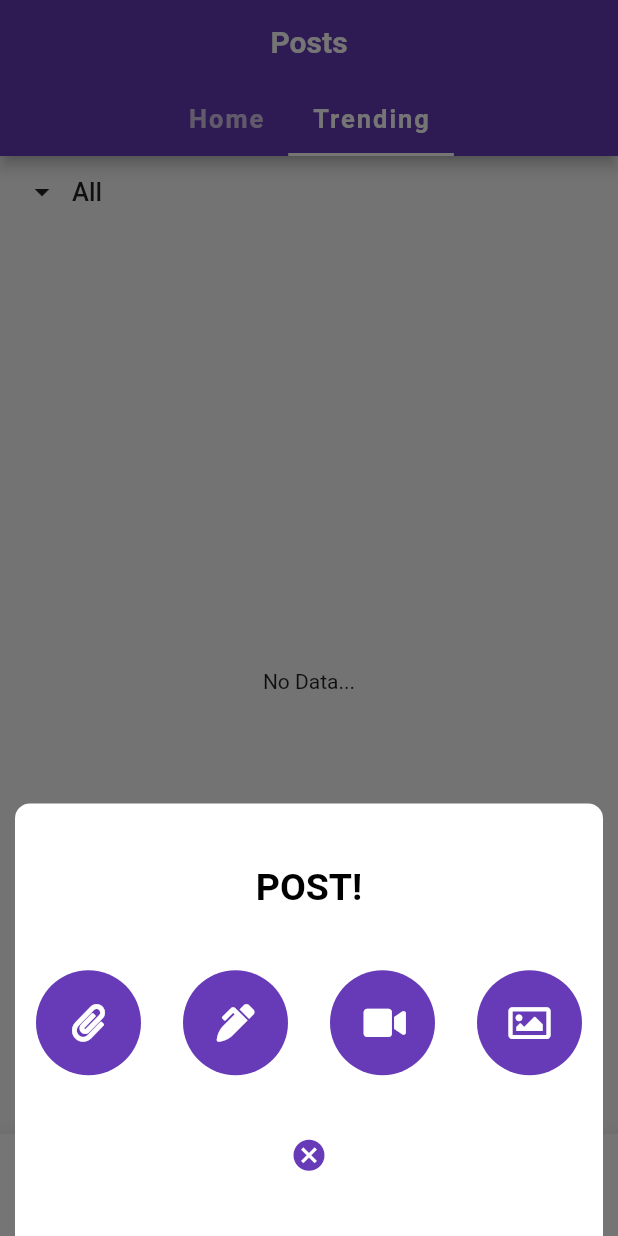
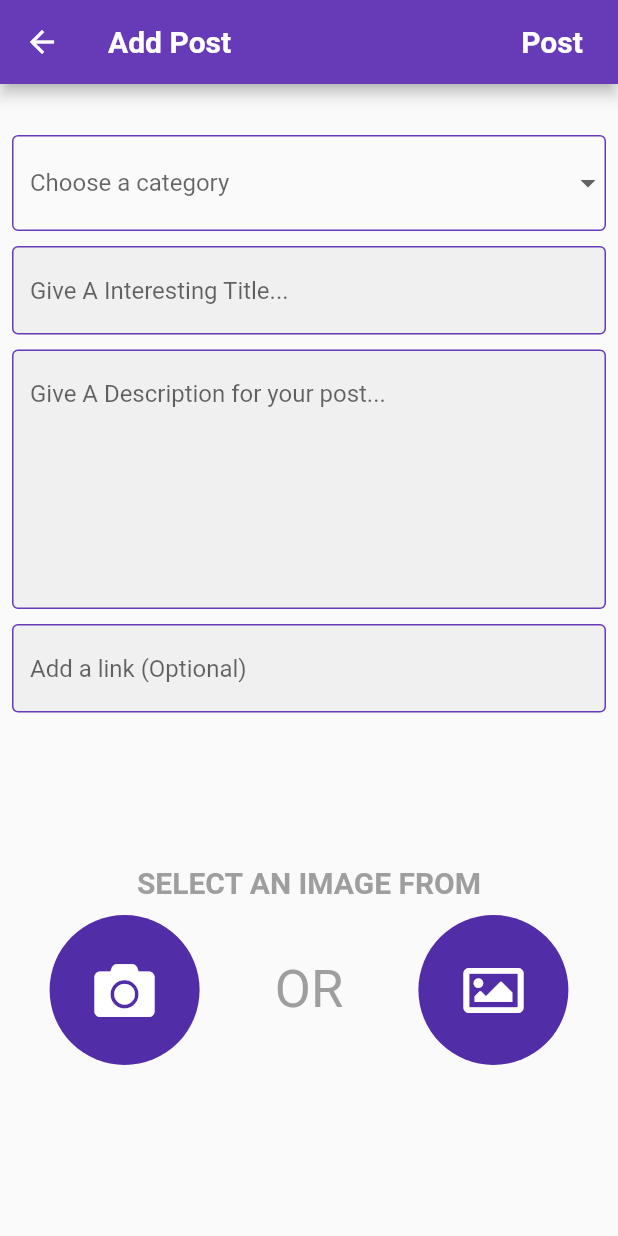
Before and after one commit to SwaroopNandy2109/validate_app, a Flutter app: the HomePage screen opened directly, tab 2 chosen, after a tap on the "add" icon, on a phone screen of 412 x 824 dp. Run offline on Flutter 3.47's test engine with Material 2 defaults, Android fonts, the phone set to English and light mode, and no system bars; our stand-ins replace auto_size_text, cached_network_image, cloud_firestore, cloud_functions, firebase_auth, firebase_storage and 8 more; accounts and stored records are empty; network calls fail; Roboto replaces fonts that are missing (Ubuntu).

Commit message:
Implemented a common post upload page Added delete post functionality

```diff
--- a/lib/constants/post_container.dart
+++ b/lib/constants/post_container.dart
@@ -127,8 +127,8 @@ class PostCard extends StatelessWidget {
                   ),
                 )
               : Container(),
-          doc['link'] != '' ? SizedBox(height: 15) : Container(),
-          doc['link'] != ''
+          doc['link'] != "" ? SizedBox(height: 15) : Container(),
+          doc['link'] != ""
               ? Row(
                   children: <Widget>[
                     Text(
--- a/lib/home.dart
+++ b/lib/home.dart
@@ -6,9 +6,7 @@ import 'package:google_fonts/google_fonts.dart';
 import 'package:provider/provider.dart';
 import 'package:validatedapp/models/user.dart';
 import 'package:validatedapp/services/auth.dart';
-import 'package:validatedapp/tabs/AddPostPages/imagepost.dart';
-import 'package:validatedapp/tabs/AddPostPages/linkpost.dart';
-import 'package:validatedapp/tabs/AddPostPages/textpost.dart';
+import 'package:validatedapp/tabs/AddPostPages/addPostPage.dart';
 import 'package:validatedapp/tabs/post_page.dart';
 import 'package:validatedapp/tabs/profile.dart';
 
@@ -159,122 +157,8 @@ class _HomePageState extends State<HomePage> {
             child: FloatingActionButton(
               onPressed: () {
                 _checkEmailVerification();
-
-                showModalBottomSheet(
-                  backgroundColor: Colors.transparent,
-                  context: context,
-                  builder: (BuildContext context) {
-                    return Container(
-                      margin: EdgeInsets.symmetric(horizontal: 10),
-                      height: MediaQuery.of(context).size.height * 0.35,
-                      decoration: BoxDecoration(
-                        color: Colors.white,
-                        borderRadius: BorderRadius.only(
-                          topLeft: Radius.circular(10.0),
-                          topRight: Radius.circular(10.0),
-                        ),
-                      ),
-                      child: Column(
-                        mainAxisAlignment: MainAxisAlignment.spaceEvenly,
-                        children: <Widget>[
-                          Text(
-                            'POST!',
-                            style: GoogleFonts.ubuntu(
-                              fontSize: 25,
-                              color: Colors.black,
-                              fontWeight: FontWeight.bold,
-                            ),
-                          ),
-                          Row(
-                            mainAxisAlignment: MainAxisAlignment.spaceAround,
-                            children: <Widget>[
-                              GestureDetector(
-                                onTap: () {
-                                  Navigator.pop(context);
-                                  Navigator.pushReplacement(
-                                      context,
-                                      MaterialPageRoute(
-                                          builder: (context) =>
-                                              LinkPostPage()));
-                                },
-                                child: CircleAvatar(
-                                  radius: 35,
-                                  backgroundColor:
-                                      Theme.of(context).primaryColor,
-                                  child: Icon(
-                                    FontAwesomeIcons.paperclip,
-                                    color: Colors.white,
-                                    size: 25,
-                                  ),
-                                ),
-                              ),
-                              GestureDetector(
-                                onTap: () {
-                                  Navigator.pop(context);
-                                  Navigator.pushReplacement(
-                                      context,
-                                      MaterialPageRoute(
-                                          builder: (context) =>
-                                              TextPostPage()));
-                                },
-                                child: CircleAvatar(
-                                  backgroundColor:
-                                      Theme.of(context).primaryColor,
-                                  radius: 35,
-                                  child: Icon(
-                                    FontAwesomeIcons.penAlt,
-                                    color: Colors.white,
-                                    size: 25,
-                                  ),
-                                ),
-                              ),
-                              GestureDetector(
-                                child: CircleAvatar(
-                                  backgroundColor:
-                                      Theme.of(context).primaryColor,
-                                  radius: 35,
-                                  child: Icon(
-                                    FontAwesomeIcons.video,
-                                    color: Colors.white,
-                                    size: 25,
-                                  ),
-                                ),
-                              ),
-                              GestureDetector(
-                                onTap: () {
-                                  Navigator.pop(context);
-                                  Navigator.pushReplacement(
-                                      context,
-                                      MaterialPageRoute(
-                                          builder: (context) =>
-                                              ImagePostPage()));
-                                },
-                                child: CircleAvatar(
-                                  backgroundColor:
-                                      Theme.of(context).primaryColor,
-                                  radius: 35,
-                                  child: Icon(
-                                    FontAwesomeIcons.image,
-                                    color: Colors.white,
-                                    size: 28,
-                                  ),
-                                ),
-                              )
-                            ],
-                          ),
-                          GestureDetector(
-                            onTap: () => Navigator.of(context).pop(),
-                            child: Icon(
-                              Icons.cancel,
-                              color: Theme.of(context).primaryColor,
-                              size: 25,
-                            ),
-                          )
-                        ],
-                      ),
-                    );
-                  },
-                );
+                Navigator.pushReplacement(context,
+                    MaterialPageRoute(builder: (context) => CommonPostPage()));
               },
               child: Icon(
                 Icons.add,
--- a/lib/tabs/AddPostPages/imagepost.dart
+++ b/lib/tabs/AddPostPages/addPostPage.dart
@@ -11,18 +11,19 @@ import 'package:uuid/uuid.dart';
 import 'package:validatedapp/constants/shared.dart';
 import 'package:validatedapp/home.dart';
 
-class ImagePostPage extends StatefulWidget {
+class CommonPostPage extends StatefulWidget {
   @override
-  _ImagePostPageState createState() => _ImagePostPageState();
+  _CommonPostPageState createState() => _CommonPostPageState();
 }
 
-class _ImagePostPageState extends State<ImagePostPage> {
+class _CommonPostPageState extends State<CommonPostPage> {
   final StorageReference storageRef = FirebaseStorage.instance.ref();
   File file;
   final _formKey = GlobalKey<FormState>();
   String _selectedCategory;
   String title;
   String description;
+  String link = "";
   bool isUploading = false;
   String postId = Uuid().v4();
   List<String> categories = [
@@ -122,10 +123,22 @@ class _ImagePostPageState extends State<ImagePostPage> {
                   fillColor: Colors.purple[45],
                   filled: true,
                 ),
-                maxLines: 10,
+                maxLines: 7,
                 validator: (val) =>
                     description == null ? 'Please provide a description' : null,
                 onChanged: (val) => description = val.trim(),
+              ),
+              SizedBox(
+                height: 10,
+              ),
+              TextFormField(
+                decoration: textInputDecoration.copyWith(
+                  hintText: 'Add a link (Optional)',
+                  hintStyle: GoogleFonts.ubuntu(),
+                  fillColor: Colors.purple[45],
+                  filled: true,
+                ),
+                onChanged: (val) => link = val.trim(),
               ),
               SizedBox(height: file == null ? 70 : 20),
               file != null
@@ -221,7 +234,7 @@ class _ImagePostPageState extends State<ImagePostPage> {
   }
 
   validateAndSubmit() async {
-    if (_formKey.currentState.validate() && file != null) {
+    if (_formKey.currentState.validate()) {
       await handleSubmit();
       Navigator.pushReplacement(
           context, MaterialPageRoute(builder: (context) => HomePage()));
@@ -271,17 +284,17 @@ class _ImagePostPageState extends State<ImagePostPage> {
     setState(() {
       isUploading = true;
     });
+    String mediaUrl;
 
-    String mediaUrl = await uploadImage(file);
+    file != null ? mediaUrl = await uploadImage(file) : mediaUrl = "";
     await CloudFunctions.instance
         .getHttpsCallable(functionName: 'addPost')
         .call(<String, dynamic>{
       "title": title,
       "description": description,
       "category": _selectedCategory,
-      "type": "Image",
       "mediaUrl": mediaUrl,
-      "link": "",
+      "link": link,
     });
     setState(() {
       file = null;
--- a/lib/tabs/appbar_tabs/Home_bar.dart
+++ b/lib/tabs/appbar_tabs/Home_bar.dart
@@ -51,7 +51,7 @@ class _HomeBarPageState extends State<HomeBarPage> {
   }
 
   deletePost(documentId) async {
-    DatabaseService().deletePost(documentId);
+    await DatabaseService().deletePost(documentId);
     await refreshList();
   }
 
```
Also changed, not shown: lib/services/database.dart (+6 -1 lines), lib/tabs/AddPostPages/linkpost.dart (deleted, +0 -280 lines), lib/tabs/AddPostPages/textpost.dart (deleted, +0 -159 lines).
